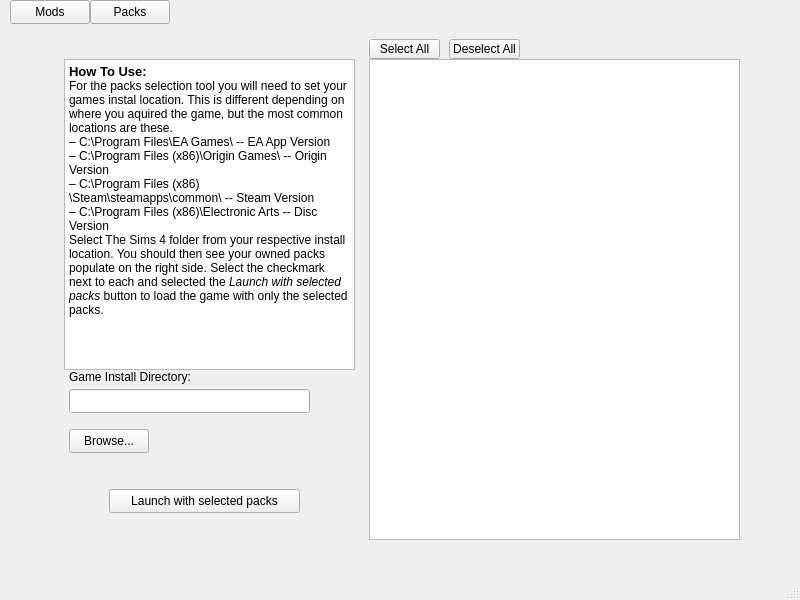
Old version of the form mainwindow.ui in the repository WrenSwift/SimsSwitcher.
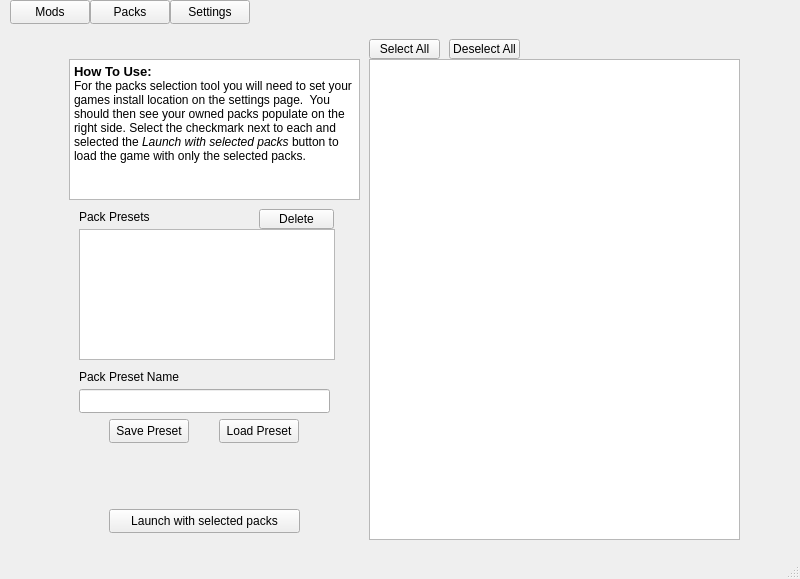
New version of the form. The open tabs and pages were chosen to show the change.

Commit message: Adjust UI layout and improve instructions for Sims 4 Data Directory setup

```diff
--- a/mainwindow.ui
+++ b/mainwindow.ui
@@ -7,9 +7,15 @@
     <x>0</x>
     <y>0</y>
     <width>800</width>
-    <height>600</height>
+    <height>578</height>
    </rect>
   </property>
+  <property name="maximumSize">
+   <size>
+    <width>800</width>
+    <height>578</height>
+   </size>
+  </property>
   <property name="windowTitle">
    <string>MainWindow</string>
   </property>
@@ -252,7 +258,7 @@
       <property name="geometry">
        <rect>
         <x>50</x>
-        <y>450</y>
+        <y>470</y>
         <width>191</width>
         <height>24</height>
        </rect>
@@ -261,21 +267,145 @@
        <string>Launch with selected packs</string>
       </property>
      </widget>
-     <widget class="QLineEdit" name="gameLineEdit">
+     <widget class="QTextBrowser" name="textBrowser">
       <property name="geometry">
        <rect>
         <x>10</x>
+        <y>20</y>
+        <width>291</width>
+        <height>141</height>
+       </rect>
+      </property>
+      <property name="html">
+       <string>&lt;!DOCTYPE HTML PUBLIC &quot;-//W3C//DTD HTML 4.0//EN&quot; &quot;http://www.w3.org/TR/REC-html40/strict.dtd&quot;&gt;
+&lt;html&gt;&lt;head&gt;&lt;meta name=&quot;qrichtext&quot; content=&quot;1&quot; /&gt;&lt;meta charset=&quot;utf-8&quot; /&gt;&lt;style type=&quot;text/css&quot;&gt;
+p, li { white-space: pre-wrap; }
+hr { height: 1px; border-width: 0; }
+li.unchecked::marker { content: &quot;\2610&quot;; }
+li.checked::marker { content: &quot;\2612&quot;; }
+&lt;/style&gt;&lt;/head&gt;&lt;body style=&quot; font-family:'Segoe UI'; font-size:9pt; font-weight:400; font-style:normal;&quot;&gt;
+&lt;p style=&quot; margin-top:0px; margin-bottom:0px; margin-left:0px; margin-right:0px; -qt-block-indent:0; text-indent:0px;&quot;&gt;&lt;span style=&quot; font-size:10pt; font-weight:700;&quot;&gt;How To Use:&lt;/span&gt;&lt;/p&gt;
+&lt;p style=&quot; margin-top:0px; margin-bottom:0px; margin-left:0px; margin-right:0px; -qt-block-indent:0; text-indent:0px;&quot;&gt;For the packs selection tool you will need to set your games install location on the settings page.  You should then see your owned packs populate on the right side. Select the checkmark next to each and selected the &lt;span style=&quot; font-style:italic;&quot;&gt;Launch with selected packs &lt;/span&gt;button to load the game with only the selected packs. &lt;/p&gt;&lt;/body&gt;&lt;/html&gt;</string>
+      </property>
+     </widget>
+     <widget class="QPushButton" name="packsSelectAllButton">
+      <property name="geometry">
+       <rect>
+        <x>310</x>
+        <y>0</y>
+        <width>71</width>
+        <height>20</height>
+       </rect>
+      </property>
+      <property name="text">
+       <string>Select All</string>
+      </property>
+     </widget>
+     <widget class="QPushButton" name="packsDeselectAllButton">
+      <property name="geometry">
+       <rect>
+        <x>390</x>
+        <y>0</y>
+        <width>71</width>
+        <height>20</height>
+       </rect>
+      </property>
+      <property name="text">
+       <string>Deselect All</string>
+      </property>
+     </widget>
+     <widget class="QPushButton" name="presetPackDeleteButton">
+      <property name="geometry">
+       <rect>
+        <x>200</x>
+        <y>170</y>
+        <width>75</width>
+        <height>20</height>
+       </rect>
+      </property>
+      <property name="text">
+       <string>Delete</string>
+      </property>
+     </widget>
+     <widget class="QListWidget" name="presetList_3">
+      <property name="geometry">
+       <rect>
+        <x>20</x>
+        <y>190</y>
+        <width>256</width>
+        <height>131</height>
+       </rect>
+      </property>
+     </widget>
+     <widget class="QLineEdit" name="presetPackLineEdit">
+      <property name="geometry">
+       <rect>
+        <x>20</x>
         <y>350</y>
-        <width>241</width>
+        <width>251</width>
         <height>24</height>
        </rect>
       </property>
      </widget>
+     <widget class="QPushButton" name="launchSaveButton">
+      <property name="geometry">
+       <rect>
+        <x>50</x>
+        <y>380</y>
+        <width>80</width>
+        <height>24</height>
+       </rect>
+      </property>
+      <property name="text">
+       <string>Save Preset</string>
+      </property>
+     </widget>
+     <widget class="QPushButton" name="packsLoadButton">
+      <property name="geometry">
+       <rect>
+        <x>160</x>
+        <y>380</y>
+        <width>80</width>
+        <height>24</height>
+       </rect>
+      </property>
+      <property name="text">
+       <string>Load Preset</string>
+      </property>
+     </widget>
+     <widget class="QLabel" name="label_9">
+      <property name="geometry">
+       <rect>
+        <x>20</x>
+        <y>170</y>
+        <width>111</width>
+        <height>16</height>
+       </rect>
+      </property>
+      <property name="text">
+       <string>Pack Presets</string>
+      </property>
+     </widget>
+     <widget class="QLabel" name="label_10">
+      <property name="geometry">
+       <rect>
+        <x>20</x>
+        <y>330</y>
+        <width>111</width>
+        <height>16</height>
+       </rect>
+      </property>
+      <property name="text">
+       <string>Pack Preset Name</string>
+      </property>
+     </widget>
+    </widget>
+    <widget class="QWidget" name="settingsWidget">
      <widget class="QPushButton" name="browseGameButton">
       <property name="geometry">
        <rect>
-        <x>10</x>
-        <y>390</y>
+        <x>20</x>
+        <y>70</y>
         <width>80</width>
         <height>24</height>
        </rect>
@@ -284,26 +414,72 @@
        <string>Browse...</string>
       </property>
      </widget>
+     <widget class="QLineEdit" name="gameLineEdit">
+      <property name="geometry">
+       <rect>
+        <x>20</x>
+        <y>40</y>
+        <width>241</width>
+        <height>24</height>
+       </rect>
+      </property>
+     </widget>
      <widget class="QLabel" name="label_3">
       <property name="geometry">
        <rect>
-        <x>10</x>
-        <y>330</y>
-        <width>241</width>
-        <height>16</height>
-       </rect>
-      </property>
-      <property name="text">
-       <string>Game Install Directory:</string>
-      </property>
-     </widget>
-     <widget class="QTextBrowser" name="textBrowser">
-      <property name="geometry">
-       <rect>
-        <x>5</x>
+        <x>20</x>
         <y>20</y>
-        <width>291</width>
-        <height>311</height>
+        <width>241</width>
+        <height>16</height>
+       </rect>
+      </property>
+      <property name="text">
+       <string>Sims 4 Install Directory:</string>
+      </property>
+     </widget>
+     <widget class="QLineEdit" name="rootLineEdit">
+      <property name="geometry">
+       <rect>
+        <x>20</x>
+        <y>140</y>
+        <width>251</width>
+        <height>24</height>
+       </rect>
+      </property>
+     </widget>
+     <widget class="QLabel" name="label">
+      <property name="geometry">
+       <rect>
+        <x>20</x>
+        <y>120</y>
+        <width>251</width>
+        <height>16</height>
+       </rect>
+      </property>
+      <property name="text">
+       <string>Sims 4 Data Directory:</string>
+      </property>
+     </widget>
+     <widget class="QPushButton" name="browseRootButton">
+      <property name="geometry">
+       <rect>
+        <x>20</x>
+        <y>170</y>
+        <width>80</width>
+        <height>24</height>
+       </rect>
+      </property>
+      <property name="text">
+       <string>Browse...</string>
+      </property>
+     </widget>
+     <widget class="QTextBrowser" name="textBrowser_3">
+      <property name="geometry">
+       <rect>
+        <x>310</x>
+        <y>30</y>
+        <width>361</width>
+        <height>291</height>
        </rect>
       </property>
       <property name="html">
@@ -314,39 +490,19 @@
 li.unchecked::marker { content: &quot;\2610&quot;; }
 li.checked::marker { content: &quot;\2612&quot;; }
 &lt;/style&gt;&lt;/head&gt;&lt;body style=&quot; font-family:'Segoe UI'; font-size:9pt; font-weight:400; font-style:normal;&quot;&gt;
-&lt;p style=&quot; margin-top:0px; margin-bottom:0px; margin-left:0px; margin-right:0px; -qt-block-indent:0; text-indent:0px;&quot;&gt;&lt;span style=&quot; font-size:10pt; font-weight:700;&quot;&gt;How To Use:&lt;/span&gt;&lt;/p&gt;
-&lt;p style=&quot; margin-top:0px; margin-bottom:0px; margin-left:0px; margin-right:0px; -qt-block-indent:0; text-indent:0px;&quot;&gt;For the packs selection tool you will need to set your games instal location. This is different depending on where you aquired the game, but the most common locations are these.&lt;/p&gt;
+&lt;p style=&quot; margin-top:0px; margin-bottom:0px; margin-left:0px; margin-right:0px; -qt-block-indent:0; text-indent:0px;&quot;&gt;&lt;span style=&quot; font-size:10pt; font-weight:700;&quot;&gt;Sims 4 Install Directory:&lt;/span&gt;&lt;/p&gt;
+&lt;p style=&quot; margin-top:0px; margin-bottom:0px; margin-left:0px; margin-right:0px; -qt-block-indent:0; text-indent:0px;&quot;&gt;The install directory is different depending on where you aquired the game, but the most common locations are these.&lt;/p&gt;
+&lt;hr /&gt;
 &lt;p style=&quot; margin-top:0px; margin-bottom:0px; margin-left:0px; margin-right:0px; -qt-block-indent:0; text-indent:0px;&quot;&gt;– C:\Program Files\EA Games\ -- EA App Version  &lt;/p&gt;
 &lt;p style=&quot; margin-top:0px; margin-bottom:0px; margin-left:0px; margin-right:0px; -qt-block-indent:0; text-indent:0px;&quot;&gt;– C:\Program Files (x86)\Origin Games\ -- Origin Version  &lt;/p&gt;
 &lt;p style=&quot; margin-top:0px; margin-bottom:0px; margin-left:0px; margin-right:0px; -qt-block-indent:0; text-indent:0px;&quot;&gt;– C:\Program Files (x86)\Steam\steamapps\common\ -- Steam Version  &lt;/p&gt;
 &lt;p style=&quot; margin-top:0px; margin-bottom:0px; margin-left:0px; margin-right:0px; -qt-block-indent:0; text-indent:0px;&quot;&gt;– C:\Program Files (x86)\Electronic Arts -- Disc Version&lt;/p&gt;
-&lt;p style=&quot; margin-top:0px; margin-bottom:0px; margin-left:0px; margin-right:0px; -qt-block-indent:0; text-indent:0px;&quot;&gt;Select The Sims 4 folder from your respective install location. You should then see your owned packs populate on the right side. Select the checkmark next to each and selected the &lt;span style=&quot; font-style:italic;&quot;&gt;Launch with selected packs &lt;/span&gt;button to load the game with only the selected packs. &lt;/p&gt;&lt;/body&gt;&lt;/html&gt;</string>
-      </property>
-     </widget>
-     <widget class="QPushButton" name="packsSelectAllButton">
-      <property name="geometry">
-       <rect>
-        <x>310</x>
-        <y>0</y>
-        <width>71</width>
-        <height>20</height>
-       </rect>
-      </property>
-      <property name="text">
-       <string>Select All</string>
-      </property>
-     </widget>
-     <widget class="QPushButton" name="packsDeselectAllButton">
-      <property name="geometry">
-       <rect>
-        <x>390</x>
-        <y>0</y>
-        <width>71</width>
-        <height>20</height>
-       </rect>
-      </property>
-      <property name="text">
-       <string>Deselect All</string>
+&lt;hr /&gt;
+&lt;p style=&quot; margin-top:0px; margin-bottom:0px; margin-left:0px; margin-right:0px; -qt-block-indent:0; text-indent:0px;&quot;&gt;Select &lt;span style=&quot; font-style:italic;&quot;&gt;Sims 4 Install Directory&lt;/span&gt; from your respective install location.&lt;/p&gt;
+&lt;p style=&quot;-qt-paragraph-type:empty; margin-top:0px; margin-bottom:0px; margin-left:0px; margin-right:0px; -qt-block-indent:0; text-indent:0px;&quot;&gt;&lt;br /&gt;&lt;/p&gt;
+&lt;p style=&quot; margin-top:0px; margin-bottom:0px; margin-left:0px; margin-right:0px; -qt-block-indent:0; text-indent:0px;&quot;&gt;&lt;span style=&quot; font-size:10pt; font-weight:700;&quot;&gt;Sims 4 Data Directory:&lt;/span&gt;&lt;/p&gt;
+&lt;p style=&quot; margin-top:0px; margin-bottom:0px; margin-left:0px; margin-right:0px; -qt-block-indent:0; text-indent:0px;&quot;&gt;The &lt;span style=&quot; font-style:italic;&quot;&gt;Sims 4 Data Directory &lt;/span&gt;is where your save games and mods are stored. Typically this is located at: &lt;/p&gt;
+&lt;p style=&quot; margin-top:0px; margin-bottom:0px; margin-left:0px; margin-right:0px; -qt-block-indent:0; text-indent:0px;&quot;&gt;C:\Users\&amp;lt;user&amp;gt;\OneDrive\Documents\Electronic Arts\The Sims 4&lt;/p&gt;&lt;/body&gt;&lt;/html&gt;</string>
       </property>
      </widget>
     </widget>
@@ -377,6 +533,19 @@
      <string>Packs</string>
     </property>
    </widget>
+   <widget class="QPushButton" name="menuSettings">
+    <property name="geometry">
+     <rect>
+      <x>170</x>
+      <y>0</y>
+      <width>80</width>
+      <height>24</height>
+     </rect>
+    </property>
+    <property name="text">
+     <string>Settings</string>
+    </property>
+   </widget>
   </widget>
   <widget class="QStatusBar" name="statusbar"/>
  </widget>
```
Left out of the diff: 73 changed lines with no effect on the pictures.
